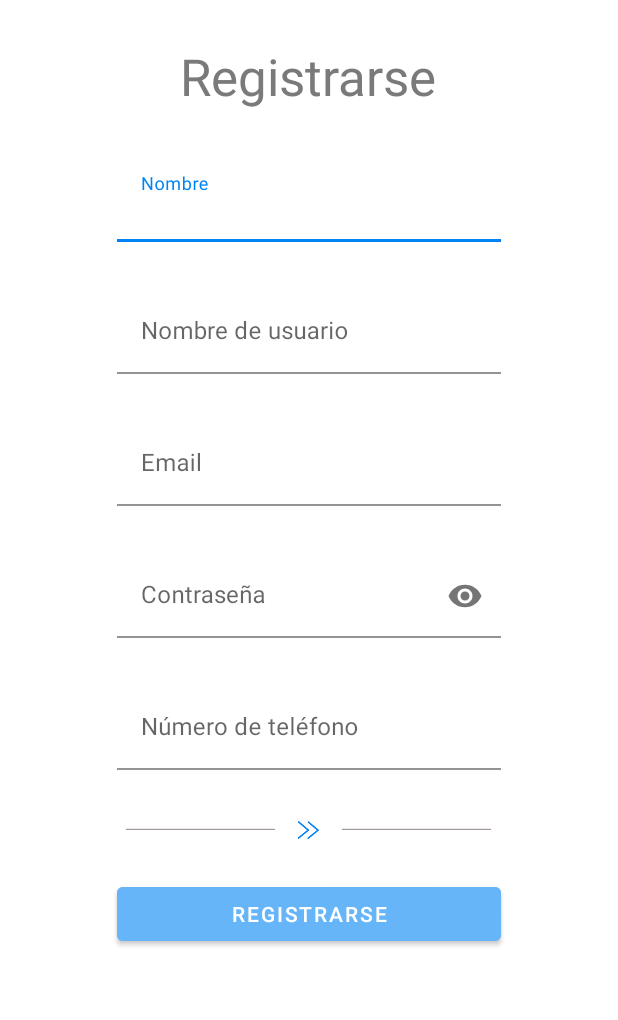
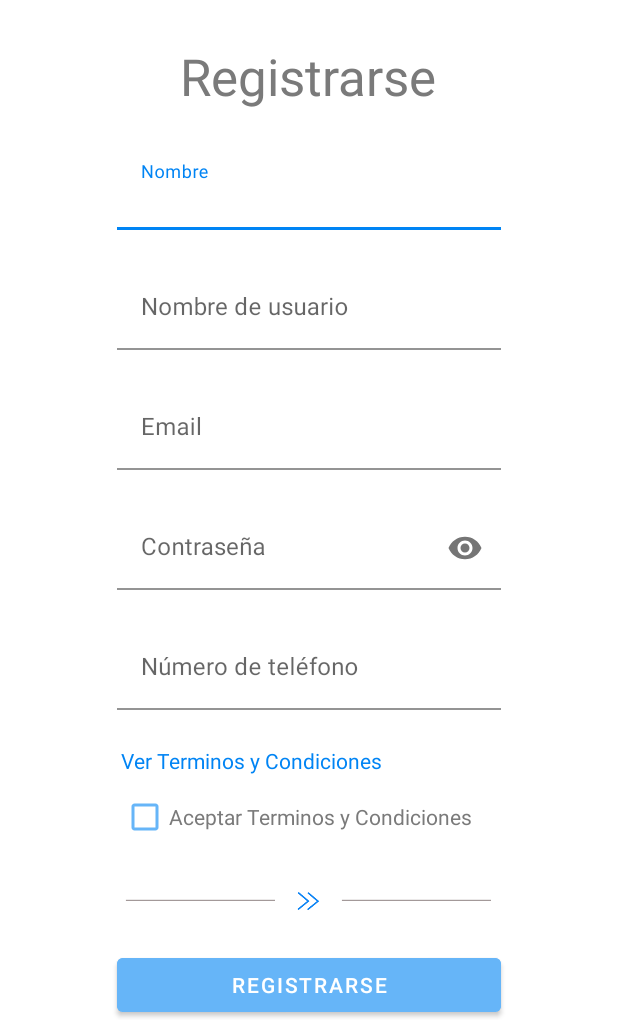
Before and after one commit to Dyeseniact/ReadMe, an Android app: the Act2_signin screen opened directly, with no data from a screen before it, after a tap on "REGISTRARSE", on a phone screen of 412 x 824 dp, the part 216-1236 px from its top. Run offline under Robolectric (Android 15) with nearby library versions, the phone set to English and light mode, and no system bars; 1 other tap on this screen came first.

Commit message:
Agregando Terminos y Condiciones a Registro

```diff
--- a/app/src/main/java/com/bedu/readme/Act2_signin.kt
+++ b/app/src/main/java/com/bedu/readme/Act2_signin.kt
@@ -2,12 +2,12 @@ package com.bedu.readme
 
 import android.app.AlertDialog
 import android.content.Intent
+import android.os.Bundle
+import android.view.View
+import android.widget.*
 import androidx.appcompat.app.AppCompatActivity
-import android.os.Bundle
-import android.widget.Button
-import android.widget.TextView
-import android.widget.Toast
-import db.*
+import db.countUsers
+import db.listUsr
 import models.User
 
 
@@ -22,9 +22,12 @@ class Act2_signin : AppCompatActivity() {
         val password = findViewById<TextView>(R.id.editText_password_register)
         val phone = findViewById<TextView>(R.id.editText_phone_register)
         val buttonRegistrar = findViewById<Button>(R.id.btn_register_user)
+        val btnTerms = findViewById<TextView>(R.id.textView_terms)
+        var checkTerms = findViewById<CheckBox>(R.id.check_register)
+
 
         buttonRegistrar.setOnClickListener {
-            if( (name.text.trim().isNotEmpty()) && (userName.text.trim().isNotEmpty()) && (email.text.trim().isNotEmpty()) && (password.text.trim().isNotEmpty()) && (phone.text.trim().isNotEmpty())){
+            if((name.text.trim().isNotEmpty()) && (userName.text.trim().isNotEmpty()) && (email.text.trim().isNotEmpty()) && (password.text.trim().isNotEmpty()) && (phone.text.trim().isNotEmpty()) && checkTerms.isChecked){
                 listUsr[countUsers]= User(countUsers+1,name.text.toString(),userName.text.toString(),password.text.toString(),email.text.toString())
                 countUsers++
                 mensaje("¡Bienvenido a la comunidad!","Es lo que lees cuando no tienes que hacerlo, lo que determina lo que serás. -Oscar Wilde.")
@@ -32,9 +35,33 @@ class Act2_signin : AppCompatActivity() {
                 startActivity(intent)
                 finish()
             }else{
-                Toast.makeText(this,"Error, debes de llenar todos los campos", Toast.LENGTH_LONG).show()
+                Toast.makeText(this,"Error, debes de llenar todos los campos y aceptar los terminos y condiciones.", Toast.LENGTH_LONG).show()
             }
         }
+
+        btnTerms.setOnClickListener {
+            val builder = AlertDialog.Builder(this)
+            builder.setTitle("Terminos y Condiciones")
+            builder.setMessage("La actividad del usuario en la aplicación como publicaciones o comentarios estarán sujetos a los presentes términos y condiciones. El usuario se compromete a utilizar el contenido, productos y/o servicios de forma lícita, sin faltar a la moral o al orden público, absteniéndose de realizar cualquier acto que afecte los derechos de terceros o el funcionamiento del sitio web.\n" +
+                    "\n" +
+                    "El usuario se compromete a proporcionar información verídica en los formularios del sitio web.\n" +
+                    "\n" +
+                    "El acceso al sitio web no supone una relación entre el usuario y el titular del sitio web.\n" +
+                    "\n" +
+                    "El usuario manifiesta ser mayor de edad y contar con la capacidad jurídica de acatar los presentes términos y condiciones." +
+                    "Conforme a lo establecido en la Ley Federal de Protección de Datos Personales en Posesión de Particulares, el titular de compromete a tomar las medidas necesarias que garanticen la seguridad del usuario, evitando que se haga uso indebido de los datos personales que el usuario proporcione en el sitio web.\n" +
+                    "\n" +
+                    "El titular corroborará que los datos personales contenidos en las bases de datos sean correctos, verídicos y actuales, así como que se utilicen únicamente con el fin con el que fueron recabados.")
+            builder.setPositiveButton("Aceptar", null)
+
+            val dialog = builder.create()
+            dialog.show()
+        }
+
+
+
+
+
 
     }
     private fun mensaje(title:String,message:String){
@@ -50,4 +77,5 @@ class Act2_signin : AppCompatActivity() {
             .show()
     }
 
+
 }
--- a/app/src/main/res/layout/activity_act2_signin.xml
+++ b/app/src/main/res/layout/activity_act2_signin.xml
@@ -133,13 +133,40 @@
 
             </com.google.android.material.textfield.TextInputLayout>
 
+            <TextView
+                android:id="@+id/textView_terms"
+                android:layout_width="250dp"
+                android:layout_height="wrap_content"
+                android:layout_marginTop="24dp"
+                android:text="@string/text_read_terms"
+                android:textSize="14sp"
+                android:textColor="@color/primary1"
+                app:layout_constraintEnd_toEndOf="parent"
+                app:layout_constraintStart_toStartOf="parent"
+                app:layout_constraintTop_toBottomOf="@+id/editText_phone"
+                android:clickable="true"/>
+
+
+            <com.google.android.material.checkbox.MaterialCheckBox
+                android:id="@+id/check_register"
+                android:layout_width="250dp"
+                android:layout_height="match_parent"
+                app:layout_constraintStart_toStartOf="parent"
+                app:layout_constraintTop_toBottomOf="@id/textView_terms"
+                app:layout_constraintEnd_toEndOf="parent"
+                android:layout_marginTop="4dp"
+                android:textColor="@color/gray"
+                android:text="@string/text_accept_terms"
+                android:buttonTint="@color/primary2"
+                />
+
             <ImageView
                 android:id="@+id/icon_arrow"
                 style="@style/icon_arrow"
-                android:layout_marginTop="32dp"
+                android:layout_marginTop="24dp"
                 app:layout_constraintEnd_toEndOf="parent"
                 app:layout_constraintStart_toStartOf="parent"
-                app:layout_constraintTop_toBottomOf="@+id/btn_login" />
+                app:layout_constraintTop_toBottomOf="@id/check_register" />
 
             <com.google.android.material.button.MaterialButton
                 android:id="@+id/btn_register_user"
--- a/app/src/main/res/layout/activity_recover_password.xml
+++ b/app/src/main/res/layout/activity_recover_password.xml
@@ -83,7 +83,7 @@
         android:layout_marginTop="24dp"
         app:layout_constraintEnd_toEndOf="parent"
         app:layout_constraintStart_toStartOf="parent"
-        app:layout_constraintTop_toBottomOf="@+id/btn_login" />
+        app:layout_constraintTop_toBottomOf="@+id/btn_recover_password" />
 
 
 
--- a/app/src/main/res/values/strings.xml
+++ b/app/src/main/res/values/strings.xml
@@ -27,6 +27,8 @@
     <string name="text_btn_recover_password">Recuperar contraseña</string>
     <string name="text_desc_recover_password">Intruduce tu email y te enviaremos las instrucciones para recuperar tu contraseña</string>
     <string name="text_recover_pass">¿Olvidaste tu contraseña?</string>
+    <string name="text_accept_terms">Aceptar Terminos y Condiciones</string>
+    <string name="text_read_terms">Ver Terminos y Condiciones</string>
 
     <string name="act3txv">Lo nuevo</string>
     <string name="act3txv1">Te podría interesar</string>
--- a/app/src/main/res/values/style.xml
+++ b/app/src/main/res/values/style.xml
@@ -74,9 +74,9 @@
     </style>
 
     <style name="text_input_register">
-        <item name="android:layout_marginStart">32dp</item>
-        <item name="android:layout_marginEnd">32dp</item>
-        <item name="android:layout_marginTop">32dp</item>
+        <item name="android:layout_marginStart">24dp</item>
+        <item name="android:layout_marginEnd">24dp</item>
+        <item name="android:layout_marginTop">24dp</item>
         <item name="android:layout_width">256dp</item>
         <item name="android:layout_height">wrap_content</item>
         <item name="android:textAlignment">center</item>
```
